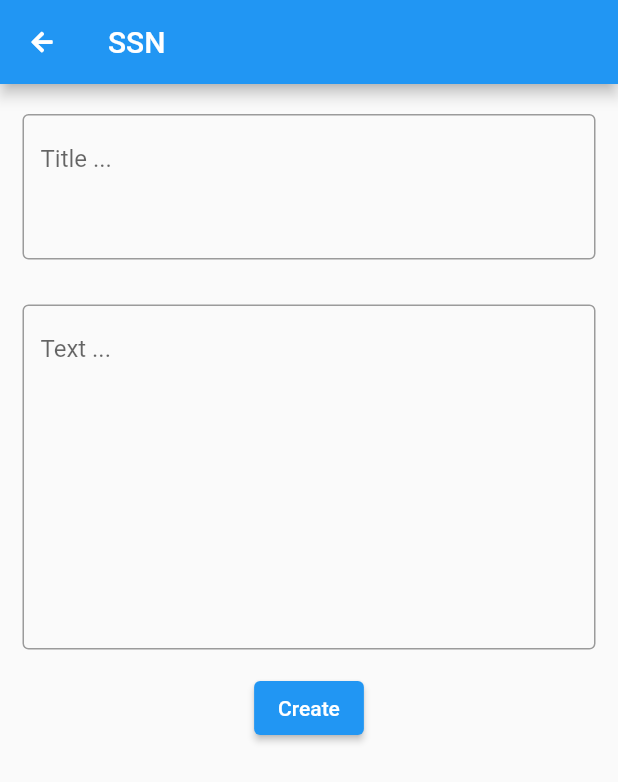
After one commit to ffmz1904/simpleSocialNetwork-app, a Flutter app: the CreatePostScreen screen opened by its route, on a phone screen of 412 x 824 dp. The commit adds this screen. Shown: the top 782 px of the screen. Run offline on Flutter 3.47's test engine with Material 2 defaults, Android fonts, the light colour scheme and no system bars; our stand-ins replace flutter_redux, font_awesome_flutter, redux, redux_thunk, shared_preferences; accounts and stored records are empty.

Commit message:
add posibility to create post

```diff
--- a/lib/actions/post_actions.dart
+++ b/lib/actions/post_actions.dart
@@ -9,6 +9,11 @@ class SetAllPosts {
   SetAllPosts({this.posts});
 }
 
+class CreatePost {
+  Post post;
+  CreatePost({this.post});
+}
+
 ThunkAction<AppState> getAllPosts() {
   return (Store<AppState> store) async {
     final response = await PostApi.getAll();
@@ -17,3 +22,10 @@ ThunkAction<AppState> getAllPosts() {
     store.dispatch(SetAllPosts(posts: posts));
   };
 }
+
+ThunkAction<AppState> createPostAction(title, body) {
+  return (Store<AppState> store) async {
+    final response = await PostApi.createPost(title, body);
+    store.dispatch(CreatePost(post: Post.fromMap(response["post"])));
+  };
+}
--- a/lib/api/post_api.dart
+++ b/lib/api/post_api.dart
@@ -7,4 +7,10 @@ class PostApi {
     Map response = await Api.get(endpoint: apiBaseUri).request();
     return response;
   }
+
+  static Future createPost(title, body) async {
+    Map response = await Api.post(
+        endpoint: apiBaseUri, body: {'title': title, 'body': body}).request();
+    return response;
+  }
 }
--- a/lib/app.dart
+++ b/lib/app.dart
@@ -6,6 +6,7 @@ import 'package:ssn/app_state.dart';
 import 'package:ssn/helpers/token_handler.dart';
 import 'package:ssn/screens/auth_screen.dart';
 import 'package:ssn/screens/comments_screen.dart';
+import 'package:ssn/screens/create_post_screen.dart';
 import 'package:ssn/screens/home_screen.dart';
 import 'package:ssn/screens/post_screen.dart';
 import 'package:ssn/screens/profile_screen.dart';
@@ -32,6 +33,7 @@ class App extends StatelessWidget {
           "/setting": (context) => SettingScreen(),
           "/post": (context) => PostScreen(),
           "/comments": (context) => CommentsScreen(),
+          "/create_post": (context) => CreatePostScreen(),
         },
       ),
     );
--- a/lib/helpers/token_handler.dart
+++ b/lib/helpers/token_handler.dart
@@ -9,6 +9,7 @@ class TokenHandler {
   static Future getToken() async {
     SharedPreferences prefs = await SharedPreferences.getInstance();
     String token = prefs.getString('token');
+    print('Token =====> ' + token);
     return token;
   }
 
--- a/lib/models/post.dart
+++ b/lib/models/post.dart
@@ -18,7 +18,8 @@ class Post {
     this.title = post["title"];
     this.body = post["body"];
     this.comments = post["comments"];
-    this.commentsData = post["commentsData"];
+    this.commentsData =
+        post["comments"].length == 0 ? [] : post["commentsData"];
     this.createdAt = DateTime.parse(post["createdAt"]);
     this.updatedAt = DateTime.parse(post["updatedAt"]);
   }
--- a/lib/models/user.dart
+++ b/lib/models/user.dart
@@ -1,10 +1,12 @@
 class User {
+  String id;
   String email;
   String name;
   String image;
   List friends;
 
   User({
+    this.id,
     this.email,
     this.name,
     this.image,
@@ -12,6 +14,7 @@ class User {
   });
 
   User.fromMap(user) {
+    this.id = user["_id"];
     this.email = user["email"];
     this.name = user["name"];
     this.image = user["img"];
--- a/lib/reducers/post_reducer.dart
+++ b/lib/reducers/post_reducer.dart
@@ -4,8 +4,14 @@ import 'package:ssn/models/post.dart';
 
 Reducer<List<Post>> postReducer = combineReducers([
   TypedReducer<List<Post>, SetAllPosts>(setPosts),
+  TypedReducer<List<Post>, CreatePost>(createPost),
 ]);
 
 List<Post> setPosts(List<Post> posts, SetAllPosts action) {
   return action.posts;
 }
+
+List<Post> createPost(List<Post> posts, CreatePost action) {
+  List<Post> newPostsList = [action.post] + posts;
+  return newPostsList;
+}
--- /dev/null
+++ b/lib/screens/create_post_screen.dart
@@ -0,0 +1,78 @@
+import 'package:flutter/material.dart';
+import 'package:flutter_redux/flutter_redux.dart';
+import 'package:font_awesome_flutter/font_awesome_flutter.dart';
+import 'package:redux/redux.dart';
+import 'package:ssn/actions/post_actions.dart';
+import 'package:ssn/app_state.dart';
+
+class CreatePostScreen extends StatefulWidget {
+  @override
+  _CreatePostScreenState createState() => _CreatePostScreenState();
+}
+
+class _CreatePostScreenState extends State<CreatePostScreen> {
+  TextEditingController _title = TextEditingController();
+  TextEditingController _body = TextEditingController();
+
+  Future createPost(context) async {
+    print('ok');
+    Store<AppState> store = StoreProvider.of(context);
+    Function create = createPostAction(_title.text, _body.text);
+    store.dispatch(create(store));
+  }
+
+  @override
+  Widget build(BuildContext context) {
+    return Scaffold(
+      appBar: AppBar(
+        title: Text("SSN"),
+        leading: IconButton(
+          icon: Icon(
+            FontAwesomeIcons.arrowLeft,
+            size: 16,
+          ),
+          onPressed: () => Navigator.pop(context),
+        ),
+      ),
+      body: GestureDetector(
+        onTap: () {
+          FocusScope.of(context).requestFocus(new FocusNode());
+        },
+        child: ListView(children: [
+          Container(
+            margin: EdgeInsets.symmetric(vertical: 20, horizontal: 15),
+            child: Column(
+              children: [
+                TextField(
+                  controller: _title,
+                  maxLines: 3,
+                  decoration: InputDecoration(
+                      hintText: 'Title ...',
+                      border: OutlineInputBorder(
+                        borderSide: BorderSide(width: 5.0),
+                      )),
+                ),
+                SizedBox(height: 30),
+                TextField(
+                  controller: _body,
+                  maxLines: 10,
+                  decoration: InputDecoration(
+                      hintText: 'Text ...',
+                      border: OutlineInputBorder(
+                        borderSide: BorderSide(width: 5.0),
+                      )),
+                ),
+                SizedBox(height: 15),
+                ElevatedButton(
+                  onPressed: () => createPost(context).whenComplete(
+                      () => Navigator.pushNamed(context, "/profile")),
+                  child: Text('Create'),
+                ),
+              ],
+            ),
+          ),
+        ]),
+      ),
+    );
+  }
+}
--- a/lib/widgets/posts_list.dart
+++ b/lib/widgets/posts_list.dart
@@ -3,7 +3,7 @@ import 'package:ssn/models/post.dart';
 import 'package:ssn/widgets/post_list_item.dart';
 
 class PostsList extends StatelessWidget {
-  List<Post> posts;
+  final List<Post> posts;
 
   PostsList({this.posts});
 
```
Also changed, not shown: lib/actions/user_actions.dart (+5 -4 lines), lib/screens/profile_screen.dart (+33 -1 lines), lib/widgets/user_data.dart (added, +42 -0 lines).
